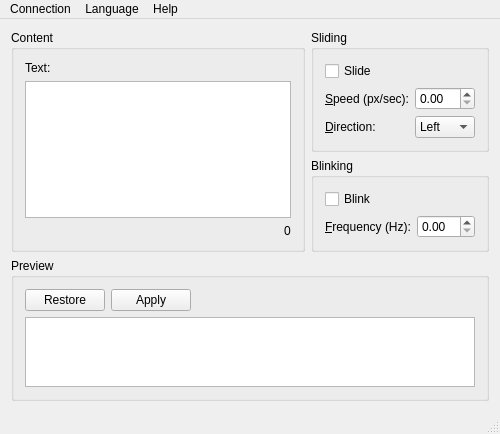
TPI-2017/Panel, file panel.ui: the form before one commit.
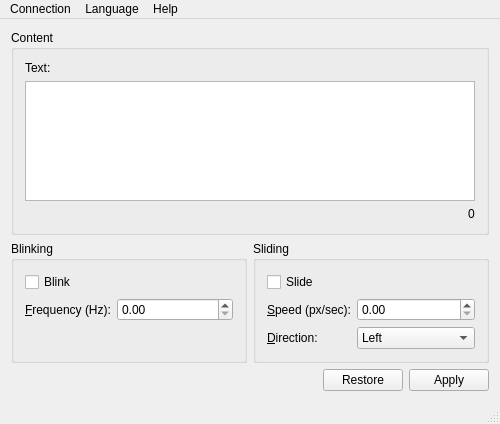
The form after the commit.

The edit to the form file:
```diff
--- a/panel.ui
+++ b/panel.ui
@@ -43,8 +43,39 @@
         </layout>
        </widget>
       </item>
+     </layout>
+    </item>
       <item>
-       <layout class="QVBoxLayout" name="animationPanel">
+     <layout class="QHBoxLayout" name="horizontalLayout">
+      <item>
+       <widget class="QGroupBox" name="blinkingBox">
+        <property name="title">
+         <string>Blinking</string>
+        </property>
+        <layout class="QFormLayout" name="formLayout">
+         <item row="0" column="0">
+          <widget class="QCheckBox" name="blinkCheckBox">
+           <property name="text">
+            <string>Blink</string>
+           </property>
+          </widget>
+         </item>
+         <item row="1" column="0">
+          <widget class="QLabel" name="frequencyLabel">
+           <property name="text">
+            <string>&amp;Frequency (Hz):</string>
+           </property>
+           <property name="buddy">
+            <cstring>frequencySpinBox</cstring>
+           </property>
+          </widget>
+         </item>
+         <item row="1" column="1">
+          <widget class="QDoubleSpinBox" name="frequencySpinBox"/>
+         </item>
+        </layout>
+       </widget>
+      </item>
         <item>
          <widget class="QGroupBox" name="slidingBox">
           <property name="title">
@@ -98,61 +129,10 @@
           </layout>
          </widget>
         </item>
-        <item>
-         <widget class="QGroupBox" name="blinkingBox">
-          <property name="title">
-           <string>Blinking</string>
-          </property>
-          <layout class="QFormLayout" name="formLayout">
-           <item row="0" column="0">
-            <widget class="QCheckBox" name="blinkCheckBox">
-             <property name="text">
-              <string>Blink</string>
-             </property>
-            </widget>
-           </item>
-           <item row="1" column="0">
-            <widget class="QLabel" name="frequencyLabel">
-             <property name="text">
-              <string>&amp;Frequency (Hz):</string>
-             </property>
-             <property name="buddy">
-              <cstring>frequencySpinBox</cstring>
-             </property>
-            </widget>
-           </item>
-           <item row="1" column="1">
-            <widget class="QDoubleSpinBox" name="frequencySpinBox"/>
-           </item>
-          </layout>
-         </widget>
-        </item>
-       </layout>
-      </item>
-     </layout>
-    </item>
-    <item>
-     <widget class="QGroupBox" name="south">
-      <property name="title">
-       <string>Preview</string>
-      </property>
-      <layout class="QVBoxLayout" name="verticalLayout_4">
+     </layout>
+    </item>
        <item>
         <layout class="QHBoxLayout" name="actionButtons">
-         <item>
-          <widget class="QPushButton" name="restoreButton">
-           <property name="text">
-            <string>Restore</string>
-           </property>
-          </widget>
-         </item>
-         <item>
-          <widget class="QPushButton" name="applyButton">
-           <property name="text">
-            <string>Apply</string>
-           </property>
-          </widget>
-         </item>
          <item>
           <spacer name="horizontalSpacer">
            <property name="orientation">
@@ -166,13 +146,21 @@
            </property>
           </spacer>
          </item>
-        </layout>
+      <item>
+       <widget class="QPushButton" name="restoreButton">
+        <property name="text">
+         <string>Restore</string>
+        </property>
+       </widget>
        </item>
        <item>
-        <widget class="QGraphicsView" name="graphicsView"/>
-       </item>
-      </layout>
-     </widget>
+       <widget class="QPushButton" name="applyButton">
+        <property name="text">
+         <string>Apply</string>
+        </property>
+       </widget>
+      </item>
+     </layout>
     </item>
    </layout>
   </widget>
@@ -182,7 +170,7 @@
      <x>0</x>
      <y>0</y>
      <width>500</width>
-     <height>19</height>
+     <height>21</height>
     </rect>
    </property>
    <widget class="QMenu" name="menuConnection">
```
Lines whose indentation alone changed are shown as unchanged.
